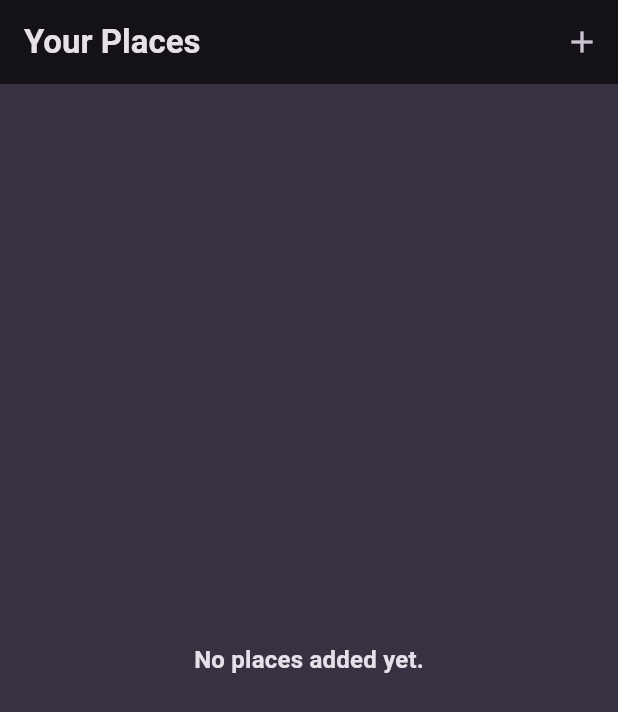
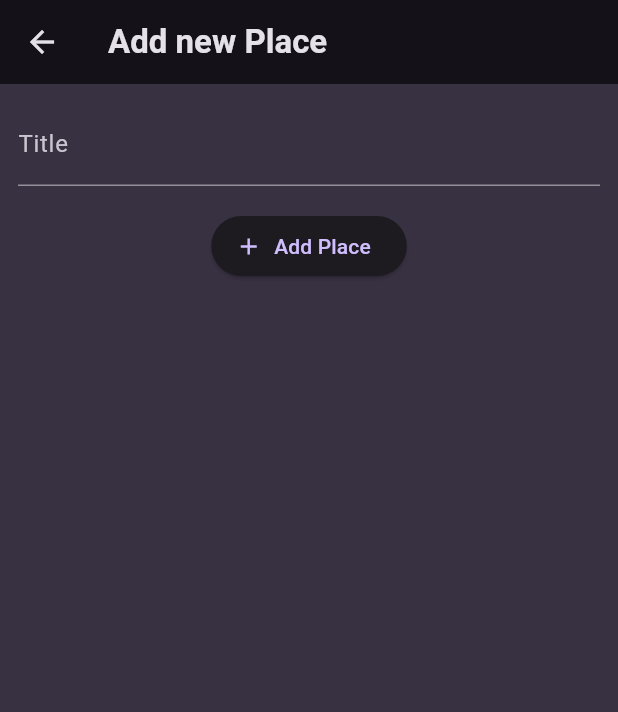
Before and after one commit to kamera846/flutter_favorite_places, a Flutter app: the screen it shows after launch, after a tap on the "add" icon, on a phone screen of 412 x 824 dp. Shown: the top 712 px of the screen. Run offline on Flutter 3.47's test engine with Material 3 defaults, Android fonts, the phone set to English and light mode, and no system bars; our stand-ins replace google_fonts.

Commit message:
Adding "Add Place" Screen

```diff
--- a/lib/screens/add_place.dart
+++ b/lib/screens/add_place.dart
@@ -0,0 +1,47 @@
+import 'package:flutter/material.dart';
+
+class AddPlaceScreen extends StatefulWidget {
+  const AddPlaceScreen({super.key});
+
+  @override
+  State<AddPlaceScreen> createState() => _AddPlaceScreenState();
+}
+
+class _AddPlaceScreenState extends State<AddPlaceScreen> {
+  final _titleController = TextEditingController();
+
+  @override
+  void dispose() {
+    _titleController.dispose();
+    super.dispose();
+  }
+
+  @override
+  Widget build(BuildContext context) {
+    return Scaffold(
+      appBar: AppBar(
+        title: const Text('Add new Place'),
+      ),
+      body: SingleChildScrollView(
+        padding: const EdgeInsets.all(12),
+        child: Column(
+          children: [
+            TextField(
+              decoration: const InputDecoration(labelText: 'Title'),
+              controller: _titleController,
+              style: TextStyle(color: Theme.of(context).colorScheme.onSurface),
+            ),
+            const SizedBox(
+              height: 16,
+            ),
+            ElevatedButton.icon(
+              onPressed: () {},
+              icon: const Icon(Icons.add),
+              label: const Text('Add Place'),
+            ),
+          ],
+        ),
+      ),
+    );
+  }
+}
--- a/lib/screens/places.dart
+++ b/lib/screens/places.dart
@@ -1,4 +1,5 @@
 import 'package:flutter/material.dart';
+import 'package:flutter_favorite_places/screens/add_place.dart';
 import 'package:flutter_favorite_places/widgets/places_list.dart';
 
 class PlacesScreen extends StatelessWidget {
@@ -9,7 +10,18 @@ class PlacesScreen extends StatelessWidget {
     return Scaffold(
       appBar: AppBar(
         title: const Text('Your Places'),
-        actions: [IconButton(onPressed: () {}, icon: const Icon(Icons.add))],
+        actions: [
+          IconButton(
+            onPressed: () {
+              Navigator.of(context).push(
+                MaterialPageRoute(
+                  builder: (context) => const AddPlaceScreen(),
+                ),
+              );
+            },
+            icon: const Icon(Icons.add),
+          ),
+        ],
       ),
       body: const PlacesList(places: []),
     );
```
